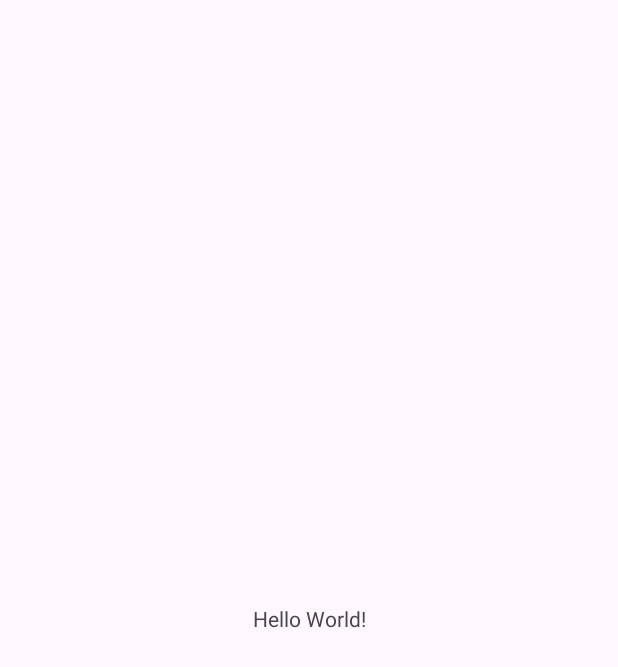
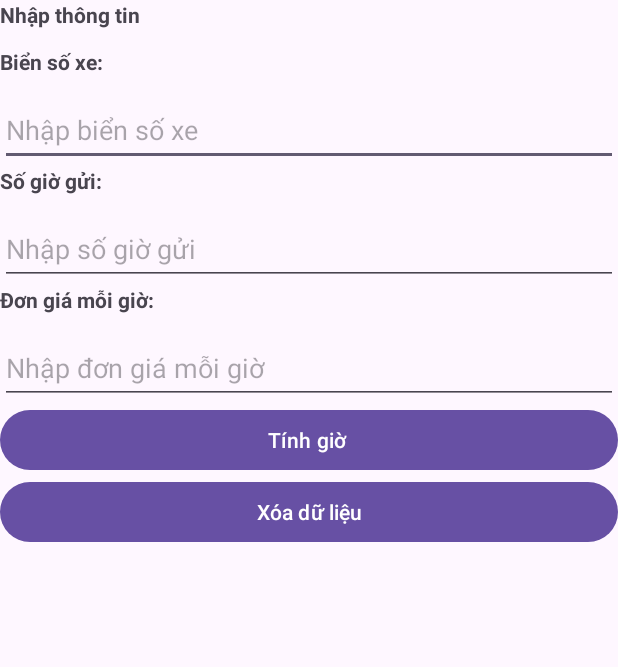
Before and after one commit to vhuy22082005/Giuxetest, an Android app: the screen it shows after launch (MainActivity), on a phone screen of 412 x 824 dp. Before the commit the part shown is almost empty. Shown: the top 667 px of the screen. Run offline under Robolectric (Android 15) with nearby library versions, the phone set to English and light mode, and no system bars.

Commit message:
hoan thanh giao dien xml

```diff
--- a/app/src/main/res/layout/activity_main.xml
+++ b/app/src/main/res/layout/activity_main.xml
@@ -1,19 +1,86 @@
 <?xml version="1.0" encoding="utf-8"?>
-<androidx.constraintlayout.widget.ConstraintLayout xmlns:android="http://schemas.android.com/apk/res/android"
+<LinearLayout xmlns:android="http://schemas.android.com/apk/res/android"
     xmlns:app="http://schemas.android.com/apk/res-auto"
-    xmlns:tools="http://schemas.android.com/tools"
-    android:id="@+id/main"
-    android:layout_width="match_parent"
-    android:layout_height="match_parent"
-    tools:context=".MainActivity">
-
+        xmlns:tools="http://schemas.android.com/tools"
+        android:id="@+id/main"
+        android:layout_width="match_parent"
+        android:layout_height="match_parent"
+        tools:context=".MainActivity"
+        android:layout_gravity="center"
+        android:orientation="vertical"
+        android:padding="20dp">
     <TextView
+        android:id="@+id/thongtin_2108"
         android:layout_width="wrap_content"
         android:layout_height="wrap_content"
-        android:text="Hello World!"
-        app:layout_constraintBottom_toBottomOf="parent"
-        app:layout_constraintEnd_toEndOf="parent"
-        app:layout_constraintStart_toStartOf="parent"
-        app:layout_constraintTop_toTopOf="parent" />
+        android:text="Nhập thông tin"
+        android:layout_marginBottom="12dp"
+        android:textStyle="bold">
+    </TextView>
+    <TextView
+            android:id="@+id/bienso_2108"
+            android:layout_width="wrap_content"
+            android:layout_height="wrap_content"
+            android:text="Biển số xe: "
+            android:textStyle="bold" >
 
-</androidx.constraintlayout.widget.ConstraintLayout>
+        </TextView>
+    <EditText
+        android:id="@+id/edtbienso_2108"
+        android:layout_width="match_parent"
+        android:layout_height="wrap_content"
+        android:hint="Nhập biển số xe "
+        android:minHeight="48dp"
+        android:layout_marginTop="12dp"
+        android:inputType="text">
+    </EditText>
+    <TextView
+            android:id="@+id/sogio_2108"
+            android:layout_width="wrap_content"
+            android:layout_height="wrap_content"
+            android:text="Số giờ gửi: "
+            android:textStyle="bold" >
+
+        </TextView>
+    <EditText
+        android:id="@+id/edtsogio_2108"
+        android:layout_width="match_parent"
+        android:layout_height="wrap_content"
+        android:hint="Nhập số giờ gửi "
+        android:minHeight="48dp"
+        android:layout_marginTop="12dp"
+        android:inputType="text">
+    </EditText>
+    <TextView
+            android:id="@+id/dongia_2108"
+            android:layout_width="wrap_content"
+            android:layout_height="wrap_content"
+            android:text="Đơn giá mỗi giờ: "
+            android:textStyle="bold" >
+
+        </TextView>
+    <EditText
+        android:id="@+id/edtdongia_2108"
+        android:layout_width="match_parent"
+        android:layout_height="wrap_content"
+        android:hint="Nhập đơn giá mỗi giờ "
+        android:minHeight="48dp"
+        android:layout_marginTop="12dp"
+        android:inputType="text">
+    </EditText>
+    <Button
+        android:id="@+id/btntinh_2108"
+        android:layout_width="match_parent"
+        android:layout_height="wrap_content"
+        android:text="Tính giờ ">
+    </Button>
+    <Button
+        android:id="@+id/btnxoa_2108"
+        android:layout_width="match_parent"
+        android:layout_height="wrap_content"
+        android:text="Xóa dữ liệu">
+    </Button>
+
+
+
+</LinearLayout>
```
